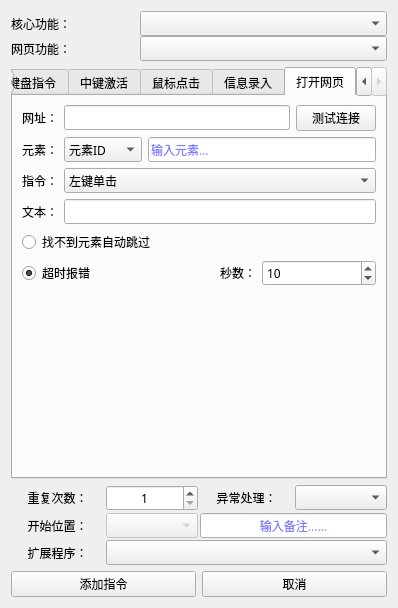
Old version of the form 窗体/navigation.ui in the repository FsterThanLight/automatic_clicker_2.
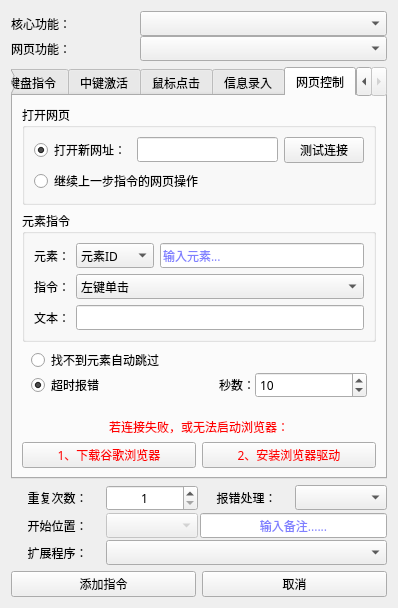
New version of the form. The open tabs and pages were chosen to show the change. Icons and pictures are not drawn.

Commit message: 2023年6月8日21:57:21 网页测试完成

```diff
--- a/窗体/navigation.ui
+++ b/窗体/navigation.ui
@@ -7,7 +7,7 @@
     <x>0</x>
     <y>0</y>
     <width>398</width>
-    <height>543</height>
+    <height>547</height>
    </rect>
   </property>
   <property name="font">
@@ -867,6 +867,9 @@
               <property name="maximum">
                <number>86400</number>
               </property>
+              <property name="value">
+               <number>10</number>
+              </property>
              </widget>
             </item>
             <item row="0" column="0" colspan="3">
@@ -1369,7 +1372,7 @@
           <number>1</number>
          </property>
          <property name="text">
-          <string>重要提示：当选择此指令时，请在主界面中打开“无限循环”功能，否则此指令指挥被执行有限次数。</string>
+          <string>重要提示：当选择此指令时，请在主界面中打开“无限循环”功能，否则此指令只会被执行有限次数。</string>
          </property>
          <property name="textFormat">
           <enum>Qt::PlainText</enum>
@@ -1756,30 +1759,120 @@
      </widget>
      <widget class="QWidget" name="tab_11">
       <attribute name="title">
+       <string>网页控制</string>
+      </attribute>
+      <layout class="QVBoxLayout" name="verticalLayout_24">
+       <item>
+        <widget class="QGroupBox" name="groupBox_3">
+         <property name="title">
        <string>打开网页</string>
-      </attribute>
+         </property>
       <layout class="QVBoxLayout" name="verticalLayout_21">
        <item>
-        <layout class="QHBoxLayout" name="horizontalLayout_18">
-         <item>
-          <widget class="QLabel" name="label_49">
-           <property name="text">
-            <string>网址：</string>
+           <layout class="QGridLayout" name="gridLayout_13">
+            <item row="0" column="1">
+             <widget class="QLineEdit" name="lineEdit_6">
+              <property name="palette">
+               <palette>
+                <active>
+                 <colorrole role="Text">
+                  <brush brushstyle="SolidPattern">
+                   <color alpha="255">
+                    <red>0</red>
+                    <green>0</green>
+                    <blue>255</blue>
+                   </color>
+                  </brush>
+                 </colorrole>
+                 <colorrole role="PlaceholderText">
+                  <brush brushstyle="SolidPattern">
+                   <color alpha="128">
+                    <red>0</red>
+                    <green>0</green>
+                    <blue>255</blue>
+                   </color>
+                  </brush>
+                 </colorrole>
+                </active>
+                <inactive>
+                 <colorrole role="Text">
+                  <brush brushstyle="SolidPattern">
+                   <color alpha="255">
+                    <red>0</red>
+                    <green>0</green>
+                    <blue>255</blue>
+                   </color>
+                  </brush>
+                 </colorrole>
+                 <colorrole role="PlaceholderText">
+                  <brush brushstyle="SolidPattern">
+                   <color alpha="128">
+                    <red>0</red>
+                    <green>0</green>
+                    <blue>255</blue>
+                   </color>
+                  </brush>
+                 </colorrole>
+                </inactive>
+                <disabled>
+                 <colorrole role="Text">
+                  <brush brushstyle="SolidPattern">
+                   <color alpha="255">
+                    <red>120</red>
+                    <green>120</green>
+                    <blue>120</blue>
+                   </color>
+                  </brush>
+                 </colorrole>
+                 <colorrole role="PlaceholderText">
+                  <brush brushstyle="SolidPattern">
+                   <color alpha="128">
+                    <red>0</red>
+                    <green>0</green>
+                    <blue>0</blue>
+                   </color>
+                  </brush>
+                 </colorrole>
+                </disabled>
+               </palette>
            </property>
           </widget>
          </item>
-         <item>
-          <widget class="QLineEdit" name="lineEdit_6"/>
-         </item>
-         <item>
+            <item row="0" column="2">
           <widget class="QPushButton" name="pushButton_9">
            <property name="text">
             <string>测试连接</string>
            </property>
           </widget>
          </item>
-        </layout>
-       </item>
+            <item row="0" column="0">
+             <widget class="QRadioButton" name="radioButton_8">
+              <property name="text">
+               <string>打开新网址：</string>
+              </property>
+              <property name="checked">
+               <bool>true</bool>
+              </property>
+             </widget>
+            </item>
+            <item row="1" column="0" colspan="3">
+             <widget class="QRadioButton" name="radioButton_9">
+              <property name="text">
+               <string>继续上一步指令的网页操作</string>
+              </property>
+             </widget>
+            </item>
+           </layout>
+          </item>
+         </layout>
+        </widget>
+       </item>
+       <item>
+        <widget class="QGroupBox" name="groupBox_4">
+         <property name="title">
+          <string>元素指令</string>
+         </property>
+         <layout class="QVBoxLayout" name="verticalLayout_22">
        <item>
         <layout class="QHBoxLayout" name="horizontalLayout_20">
          <item>
@@ -1880,6 +1973,97 @@
         <layout class="QGridLayout" name="gridLayout_12">
          <item row="0" column="1">
           <widget class="QComboBox" name="comboBox_22">
+              <property name="palette">
+               <palette>
+                <active>
+                 <colorrole role="WindowText">
+                  <brush brushstyle="SolidPattern">
+                   <color alpha="255">
+                    <red>0</red>
+                    <green>0</green>
+                    <blue>255</blue>
+                   </color>
+                  </brush>
+                 </colorrole>
+                 <colorrole role="Text">
+                  <brush brushstyle="SolidPattern">
+                   <color alpha="255">
+                    <red>0</red>
+                    <green>170</green>
+                    <blue>0</blue>
+                   </color>
+                  </brush>
+                 </colorrole>
+                 <colorrole role="PlaceholderText">
+                  <brush brushstyle="SolidPattern">
+                   <color alpha="128">
+                    <red>0</red>
+                    <green>0</green>
+                    <blue>255</blue>
+                   </color>
+                  </brush>
+                 </colorrole>
+                </active>
+                <inactive>
+                 <colorrole role="WindowText">
+                  <brush brushstyle="SolidPattern">
+                   <color alpha="255">
+                    <red>0</red>
+                    <green>0</green>
+                    <blue>255</blue>
+                   </color>
+                  </brush>
+                 </colorrole>
+                 <colorrole role="Text">
+                  <brush brushstyle="SolidPattern">
+                   <color alpha="255">
+                    <red>0</red>
+                    <green>170</green>
+                    <blue>0</blue>
+                   </color>
+                  </brush>
+                 </colorrole>
+                 <colorrole role="PlaceholderText">
+                  <brush brushstyle="SolidPattern">
+                   <color alpha="128">
+                    <red>0</red>
+                    <green>0</green>
+                    <blue>255</blue>
+                   </color>
+                  </brush>
+                 </colorrole>
+                </inactive>
+                <disabled>
+                 <colorrole role="WindowText">
+                  <brush brushstyle="SolidPattern">
+                   <color alpha="255">
+                    <red>120</red>
+                    <green>120</green>
+                    <blue>120</blue>
+                   </color>
+                  </brush>
+                 </colorrole>
+                 <colorrole role="Text">
+                  <brush brushstyle="SolidPattern">
+                   <color alpha="255">
+                    <red>120</red>
+                    <green>120</green>
+                    <blue>120</blue>
+                   </color>
+                  </brush>
+                 </colorrole>
+                 <colorrole role="PlaceholderText">
+                  <brush brushstyle="SolidPattern">
+                   <color alpha="128">
+                    <red>0</red>
+                    <green>0</green>
+                    <blue>0</blue>
+                   </color>
+                  </brush>
+                 </colorrole>
+                </disabled>
+               </palette>
+              </property>
            <item>
             <property name="text">
              <string>左键单击</string>
@@ -1917,10 +2101,96 @@
           </widget>
          </item>
          <item row="2" column="1">
-          <widget class="QLineEdit" name="lineEdit_8"/>
+             <widget class="QLineEdit" name="lineEdit_8">
+              <property name="palette">
+               <palette>
+                <active>
+                 <colorrole role="Text">
+                  <brush brushstyle="SolidPattern">
+                   <color alpha="255">
+                    <red>0</red>
+                    <green>0</green>
+                    <blue>255</blue>
+                   </color>
+                  </brush>
+                 </colorrole>
+                 <colorrole role="PlaceholderText">
+                  <brush brushstyle="SolidPattern">
+                   <color alpha="128">
+                    <red>0</red>
+                    <green>0</green>
+                    <blue>255</blue>
+                   </color>
+                  </brush>
+                 </colorrole>
+                </active>
+                <inactive>
+                 <colorrole role="Text">
+                  <brush brushstyle="SolidPattern">
+                   <color alpha="255">
+                    <red>0</red>
+                    <green>0</green>
+                    <blue>255</blue>
+                   </color>
+                  </brush>
+                 </colorrole>
+                 <colorrole role="PlaceholderText">
+                  <brush brushstyle="SolidPattern">
+                   <color alpha="128">
+                    <red>0</red>
+                    <green>0</green>
+                    <blue>255</blue>
+                   </color>
+                  </brush>
+                 </colorrole>
+                </inactive>
+                <disabled>
+                 <colorrole role="Text">
+                  <brush brushstyle="SolidPattern">
+                   <color alpha="255">
+                    <red>120</red>
+                    <green>120</green>
+                    <blue>120</blue>
+                   </color>
+                  </brush>
+                 </colorrole>
+                 <colorrole role="PlaceholderText">
+                  <brush brushstyle="SolidPattern">
+                   <color alpha="128">
+                    <red>0</red>
+                    <green>0</green>
+                    <blue>0</blue>
+                   </color>
+                  </brush>
+                 </colorrole>
+                </disabled>
+               </palette>
+              </property>
+             </widget>
          </item>
         </layout>
        </item>
+         </layout>
+        </widget>
+       </item>
+       <item>
+        <widget class="QFrame" name="frame_5">
+         <layout class="QVBoxLayout" name="verticalLayout_23">
+          <property name="spacing">
+           <number>0</number>
+          </property>
+          <property name="leftMargin">
+           <number>9</number>
+          </property>
+          <property name="topMargin">
+           <number>0</number>
+          </property>
+          <property name="rightMargin">
+           <number>9</number>
+          </property>
+          <property name="bottomMargin">
+           <number>0</number>
+          </property>
        <item>
         <layout class="QGridLayout" name="gridLayout_11">
          <item row="1" column="0">
@@ -1928,25 +2198,14 @@
            <property name="text">
             <string>超时报错</string>
            </property>
+              <property name="checkable">
+               <bool>true</bool>
+              </property>
            <property name="checked">
             <bool>true</bool>
            </property>
-          </widget>
-         </item>
-         <item row="1" column="1">
-          <widget class="QLabel" name="label_51">
-           <property name="text">
-            <string>秒数：</string>
-           </property>
-           <property name="alignment">
-            <set>Qt::AlignRight|Qt::AlignTrailing|Qt::AlignVCenter</set>
-           </property>
-          </widget>
-         </item>
-         <item row="0" column="0" colspan="3">
-          <widget class="QRadioButton" name="radioButton_6">
-           <property name="text">
-            <string>找不到元素自动跳过</string>
+              <property name="autoExclusive">
+               <bool>true</bool>
            </property>
           </widget>
          </item>
@@ -1963,7 +2222,29 @@
            </property>
           </widget>
          </item>
-         <item row="2" column="1">
+            <item row="0" column="0" colspan="3">
+             <widget class="QRadioButton" name="radioButton_6">
+              <property name="text">
+               <string>找不到元素自动跳过</string>
+              </property>
+             </widget>
+            </item>
+            <item row="1" column="1">
+             <widget class="QLabel" name="label_51">
+              <property name="text">
+               <string>秒数：</string>
+              </property>
+              <property name="alignment">
+               <set>Qt::AlignRight|Qt::AlignTrailing|Qt::AlignVCenter</set>
+              </property>
+             </widget>
+            </item>
+           </layout>
+          </item>
+         </layout>
+        </widget>
+       </item>
+       <item>
           <spacer name="verticalSpacer_6">
            <property name="orientation">
             <enum>Qt::Vertical</enum>
@@ -1976,6 +2257,386 @@
            </property>
           </spacer>
          </item>
+       <item>
+        <widget class="QLabel" name="label_54">
+         <property name="palette">
+          <palette>
+           <active>
+            <colorrole role="WindowText">
+             <brush brushstyle="SolidPattern">
+              <color alpha="255">
+               <red>255</red>
+               <green>0</green>
+               <blue>0</blue>
+              </color>
+             </brush>
+            </colorrole>
+            <colorrole role="Text">
+             <brush brushstyle="SolidPattern">
+              <color alpha="255">
+               <red>255</red>
+               <green>0</green>
+               <blue>0</blue>
+              </color>
+             </brush>
+            </colorrole>
+            <colorrole role="ButtonText">
+             <brush brushstyle="SolidPattern">
+              <color alpha="255">
+               <red>255</red>
+               <green>0</green>
+               <blue>0</blue>
+              </color>
+             </brush>
+            </colorrole>
+            <colorrole role="PlaceholderText">
+             <brush brushstyle="SolidPattern">
+              <color alpha="128">
+               <red>255</red>
+               <green>0</green>
+               <blue>0</blue>
+              </color>
+             </brush>
+            </colorrole>
+           </active>
+           <inactive>
+            <colorrole role="WindowText">
+             <brush brushstyle="SolidPattern">
+              <color alpha="255">
+               <red>255</red>
+               <green>0</green>
+               <blue>0</blue>
+              </color>
+             </brush>
+            </colorrole>
+            <colorrole role="Text">
+             <brush brushstyle="SolidPattern">
+              <color alpha="255">
+               <red>255</red>
+               <green>0</green>
+               <blue>0</blue>
+              </color>
+             </brush>
+            </colorrole>
+            <colorrole role="ButtonText">
+             <brush brushstyle="SolidPattern">
+              <color alpha="255">
+               <red>255</red>
+               <green>0</green>
+               <blue>0</blue>
+              </color>
+             </brush>
+            </colorrole>
+            <colorrole role="PlaceholderText">
+             <brush brushstyle="SolidPattern">
+              <color alpha="128">
+               <red>255</red>
+               <green>0</green>
+               <blue>0</blue>
+              </color>
+             </brush>
+            </colorrole>
+           </inactive>
+           <disabled>
+            <colorrole role="WindowText">
+             <brush brushstyle="SolidPattern">
+              <color alpha="255">
+               <red>120</red>
+               <green>120</green>
+               <blue>120</blue>
+              </color>
+             </brush>
+            </colorrole>
+            <colorrole role="Text">
+             <brush brushstyle="SolidPattern">
+              <color alpha="255">
+               <red>120</red>
+               <green>120</green>
+               <blue>120</blue>
+              </color>
+             </brush>
+            </colorrole>
+            <colorrole role="ButtonText">
+             <brush brushstyle="SolidPattern">
+              <color alpha="255">
+               <red>120</red>
+               <green>120</green>
+               <blue>120</blue>
+              </color>
+             </brush>
+            </colorrole>
+            <colorrole role="PlaceholderText">
+             <brush brushstyle="SolidPattern">
+              <color alpha="128">
+               <red>0</red>
+               <green>0</green>
+               <blue>0</blue>
+              </color>
+             </brush>
+            </colorrole>
+           </disabled>
+          </palette>
+         </property>
+         <property name="text">
+          <string>若连接失败，或无法启动浏览器：</string>
+         </property>
+         <property name="alignment">
+          <set>Qt::AlignCenter</set>
+         </property>
+        </widget>
+       </item>
+       <item>
+        <layout class="QHBoxLayout" name="horizontalLayout_21">
+         <item>
+          <widget class="QPushButton" name="pushButton_10">
+           <property name="palette">
+            <palette>
+             <active>
+              <colorrole role="WindowText">
+               <brush brushstyle="SolidPattern">
+                <color alpha="255">
+                 <red>255</red>
+                 <green>0</green>
+                 <blue>0</blue>
+                </color>
+               </brush>
+              </colorrole>
+              <colorrole role="Text">
+               <brush brushstyle="SolidPattern">
+                <color alpha="255">
+                 <red>255</red>
+                 <green>0</green>
+                 <blue>0</blue>
+                </color>
+               </brush>
+              </colorrole>
+              <colorrole role="ButtonText">
+               <brush brushstyle="SolidPattern">
+                <color alpha="255">
+                 <red>255</red>
+                 <green>0</green>
+                 <blue>0</blue>
+                </color>
+               </brush>
+              </colorrole>
+              <colorrole role="PlaceholderText">
+               <brush brushstyle="SolidPattern">
+                <color alpha="128">
+                 <red>255</red>
+                 <green>0</green>
+                 <blue>0</blue>
+                </color>
+               </brush>
+              </colorrole>
+             </active>
+             <inactive>
+              <colorrole role="WindowText">
+               <brush brushstyle="SolidPattern">
+                <color alpha="255">
+                 <red>255</red>
+                 <green>0</green>
+                 <blue>0</blue>
+                </color>
+               </brush>
+              </colorrole>
+              <colorrole role="Text">
+               <brush brushstyle="SolidPattern">
+                <color alpha="255">
+                 <red>255</red>
+                 <green>0</green>
+                 <blue>0</blue>
+                </color>
+               </brush>
+              </colorrole>
+              <colorrole role="ButtonText">
+               <brush brushstyle="SolidPattern">
+                <color alpha="255">
+                 <red>255</red>
+                 <green>0</green>
+                 <blue>0</blue>
+                </color>
+               </brush>
+              </colorrole>
+              <colorrole role="PlaceholderText">
+               <brush brushstyle="SolidPattern">
+                <color alpha="128">
+                 <red>255</red>
+                 <green>0</green>
+                 <blue>0</blue>
+                </color>
+               </brush>
+              </colorrole>
+             </inactive>
+             <disabled>
+              <colorrole role="WindowText">
+               <brush brushstyle="SolidPattern">
+                <color alpha="255">
+                 <red>120</red>
+                 <green>120</green>
+                 <blue>120</blue>
+                </color>
+               </brush>
+              </colorrole>
+              <colorrole role="Text">
+               <brush brushstyle="SolidPattern">
+                <color alpha="255">
+                 <red>120</red>
+                 <green>120</green>
+                 <blue>120</blue>
+                </color>
+               </brush>
+              </colorrole>
+              <colorrole role="ButtonText">
+               <brush brushstyle="SolidPattern">
+                <color alpha="255">
+                 <red>120</red>
+                 <green>120</green>
+                 <blue>120</blue>
+                </color>
+               </brush>
+              </colorrole>
+              <colorrole role="PlaceholderText">
+               <brush brushstyle="SolidPattern">
+                <color alpha="128">
+                 <red>0</red>
+                 <green>0</green>
+                 <blue>0</blue>
+                </color>
+               </brush>
+              </colorrole>
+             </disabled>
+            </palette>
+           </property>
+           <property name="text">
+            <string>1、下载谷歌浏览器</string>
+           </property>
+          </widget>
+         </item>
+         <item>
+          <widget class="QPushButton" name="pushButton_11">
+           <property name="palette">
+            <palette>
+             <active>
+              <colorrole role="WindowText">
+               <brush brushstyle="SolidPattern">
+                <color alpha="255">
+                 <red>255</red>
+                 <green>0</green>
+                 <blue>0</blue>
+                </color>
+               </brush>
+              </colorrole>
+              <colorrole role="Text">
+               <brush brushstyle="SolidPattern">
+                <color alpha="255">
+                 <red>255</red>
+                 <green>0</green>
+                 <blue>0</blue>
+                </color>
+               </brush>
+              </colorrole>
+              <colorrole role="ButtonText">
+               <brush brushstyle="SolidPattern">
+                <color alpha="255">
+                 <red>255</red>
+                 <green>0</green>
+                 <blue>0</blue>
+                </color>
+               </brush>
+              </colorrole>
+              <colorrole role="PlaceholderText">
+               <brush brushstyle="SolidPattern">
+                <color alpha="128">
+                 <red>255</red>
+                 <green>0</green>
+                 <blue>0</blue>
+                </color>
+               </brush>
+              </colorrole>
+             </active>
+             <inactive>
+              <colorrole role="WindowText">
+               <brush brushstyle="SolidPattern">
+                <color alpha="255">
+                 <red>255</red>
+                 <green>0</green>
+                 <blue>0</blue>
+                </color>
+               </brush>
+              </colorrole>
+              <colorrole role="Text">
+               <brush brushstyle="SolidPattern">
+                <color alpha="255">
+                 <red>255</red>
+                 <green>0</green>
+                 <blue>0</blue>
+                </color>
+               </brush>
+              </colorrole>
+              <colorrole role="ButtonText">
+               <brush brushstyle="SolidPattern">
+                <color alpha="255">
+                 <red>255</red>
+                 <green>0</green>
+                 <blue>0</blue>
+                </color>
+               </brush>
+              </colorrole>
+              <colorrole role="PlaceholderText">
+               <brush brushstyle="SolidPattern">
+                <color alpha="128">
+                 <red>255</red>
+                 <green>0</green>
+                 <blue>0</blue>
+                </color>
+               </brush>
+              </colorrole>
+             </inactive>
+             <disabled>
+              <colorrole role="WindowText">
+               <brush brushstyle="SolidPattern">
+                <color alpha="255">
+                 <red>120</red>
+                 <green>120</green>
+                 <blue>120</blue>
+                </color>
+               </brush>
+              </colorrole>
+              <colorrole role="Text">
+               <brush brushstyle="SolidPattern">
+                <color alpha="255">
+                 <red>120</red>
+                 <green>120</green>
+                 <blue>120</blue>
+                </color>
+               </brush>
+              </colorrole>
+              <colorrole role="ButtonText">
+               <brush brushstyle="SolidPattern">
+                <color alpha="255">
+                 <red>120</red>
+                 <green>120</green>
+                 <blue>120</blue>
+                </color>
+               </brush>
+              </colorrole>
+              <colorrole role="PlaceholderText">
+               <brush brushstyle="SolidPattern">
+                <color alpha="128">
+                 <red>0</red>
+                 <green>0</green>
+                 <blue>0</blue>
+                </color>
+               </brush>
+              </colorrole>
+             </disabled>
+            </palette>
+           </property>
+           <property name="text">
+            <string>2、安装浏览器驱动</string>
+           </property>
+          </widget>
+         </item>
         </layout>
        </item>
       </layout>
@@ -2023,7 +2684,7 @@
      <item row="0" column="2">
       <widget class="QLabel" name="label_33">
        <property name="text">
-        <string>异常处理：</string>
+        <string>报错处理：</string>
        </property>
        <property name="alignment">
         <set>Qt::AlignCenter</set>
```
Lines whose indentation alone changed are shown as unchanged. The commit also changes 3 other files.
